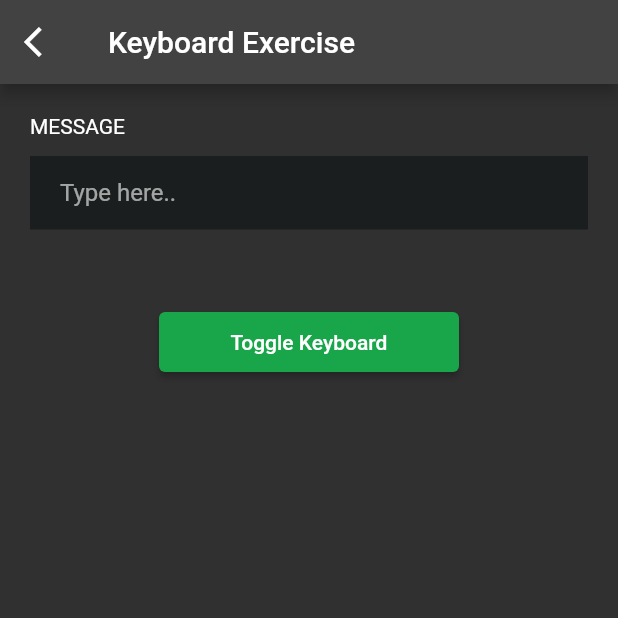
After one commit to o2range004/UBX-Test, a Flutter app: the ToggleKeyboardScreen screen opened directly, on a phone screen of 412 x 824 dp, the top half of it. The commit adds this screen. Run offline on Flutter 3.47's test engine with Material 2 defaults, Android fonts, the phone set to English and light mode, and no system bars; network calls fail.

```diff
--- a/login_page_app/lib/components/Keyboard/custom_keyboard.dart
+++ b/login_page_app/lib/components/Keyboard/custom_keyboard.dart
@@ -59,7 +59,6 @@ class CustomKeyboard extends StatelessWidget {
     return Container(
       height: 160,
       width: double.infinity,
-      //constraints: BoxConstraints(maxWidth: 500),
       color: Color(0xFF252526),
       child: Column(
         children: [
--- a/login_page_app/lib/components/form_button.dart
+++ b/login_page_app/lib/components/form_button.dart
@@ -2,18 +2,25 @@ import 'package:flutter/material.dart';
 import 'package:login_page_app/constants.dart';
 
 class FormButton extends StatelessWidget {
-  //const FormButton{Key? key}) : super(key: key);
   final String buttonText;
   final VoidCallback clickhandler;
+  final double height;
+  final double width;
 
-  FormButton(this.buttonText, this.clickhandler);
+  const FormButton({
+    Key? key,
+    required this.buttonText,
+    required this.clickhandler,
+    required this.height,
+    required this.width,
+  }) : super(key: key);
 
   @override
   Widget build(BuildContext context) {
     return Container(
       margin: const EdgeInsets.only(top: 27),
-      width: double.infinity,
-      height: 60,
+      width: width,
+      height: height,
       child: ElevatedButton(
         style: ElevatedButton.styleFrom(
           primary: buttonPrimaryColor,
--- a/login_page_app/lib/components/login_form.dart
+++ b/login_page_app/lib/components/login_form.dart
@@ -87,7 +87,7 @@ class LoginForm extends StatelessWidget {
                   maxLinesHandler: 1,
                 ),
 
-                TextLink("Forgot Password?"),
+                const TextLink(textHandler: "Forgot Password?"),
               ],
             ),
           ),
--- a/login_page_app/lib/screens/redirect_screen.dart
+++ b/login_page_app/lib/screens/redirect_screen.dart
@@ -3,10 +3,11 @@ import 'package:login_page_app/constants.dart';
 import 'package:login_page_app/screens/login_screen.dart';
 
 class RedirectScreen extends StatelessWidget {
-  //const RedirectScreen({Key? key}) : super(key: key)
+
   final String textHandler;
 
-  const RedirectScreen(this.textHandler);
+  const RedirectScreen({Key? key, required this.textHandler}) : super(key: key);
+  //const RedirectScreen(this.textHandler);
 
   @override
   Widget build(BuildContext context) {
--- /dev/null
+++ b/login_page_app/lib/screens/toggle_keyboard_screen.dart
@@ -0,0 +1,215 @@
+import 'package:flutter/material.dart';
+import 'package:flutter/services.dart';
+import 'package:login_page_app/components/Keyboard/custom_keyboard.dart';
+import 'package:login_page_app/components/form_button.dart';
+import 'package:login_page_app/components/input_field.dart';
+import 'package:login_page_app/screens/home_screen.dart';
+
+class ToggleKeyboardScreen extends StatefulWidget {
+  const ToggleKeyboardScreen({Key? key}) : super(key: key);
+
+  @override
+  State<ToggleKeyboardScreen> createState() => _ToggleKeyboardScreenState();
+}
+
+class _ToggleKeyboardScreenState extends State<ToggleKeyboardScreen> {
+  bool isKeyboardShown = false;
+  bool isKeyboardLowerCase = true;
+  final textFieldController = TextEditingController();
+  final TextInputFormatter singleLineFormatter =
+      FilteringTextInputFormatter.deny('\n');
+  late FocusNode messageFocusNode;
+  OverlayEntry? entry;
+
+  @override
+  void initState() {
+    super.initState();
+    messageFocusNode = FocusNode();
+  }
+
+  void toggleKeyboard() {
+    messageFocusNode.requestFocus();
+    setState(() {
+      isKeyboardShown = !isKeyboardShown;
+    });
+    /*entry = OverlayEntry(
+      builder: (context) => Positioned(
+        left: 20,
+        top: 40,
+        child: CustomKeyboard(
+            onTextInput: (myText) {
+              insertTextMessage(myText);
+            },
+            onBackspace: backspace,
+            onAddspace: addspace,
+            onShift: toggleShift,
+            onEnter: addNewline,
+            isKeyboardLowerCase: isKeyboardLowerCase,
+          ),
+      ),
+    );
+
+    final overlay = Overlay.of(context)!;
+    overlay.insert(entry!);*/
+  }
+
+  String? validateMessage(value) {
+    if (value != null && value.length > 0) {
+      return null;
+    } else {
+      return "Please type your message.";
+    }
+  }
+
+  void insertTextMessage(String myText) {
+    final text = textFieldController.text;
+    final textSelection = textFieldController.selection;
+    final newText = text.replaceRange(
+      textSelection.start,
+      textSelection.end,
+      myText,
+    );
+    final myTextLength = myText.length;
+    textFieldController.text = newText;
+    textFieldController.selection = textSelection.copyWith(
+      baseOffset: textSelection.start + myTextLength,
+      extentOffset: textSelection.start + myTextLength,
+    );
+  }
+
+  void addspace() {
+    final text = textFieldController.text;
+    final textSelection = textFieldController.selection;
+    final newText = text.replaceRange(
+      textSelection.start,
+      textSelection.end,
+      " ",
+    );
+    const myTextLength = 1;
+    textFieldController.text = newText;
+    textFieldController.selection = textSelection.copyWith(
+      baseOffset: textSelection.start + myTextLength,
+      extentOffset: textSelection.start + myTextLength,
+    );
+  }
+
+  void backspace() {
+    final text = textFieldController.text;
+    final textSelection = textFieldController.selection;
+    final selectionLength = textSelection.end - textSelection.start;
+    if (selectionLength > 0) {
+      final newText = text.replaceRange(
+        textSelection.start,
+        textSelection.end,
+        '',
+      );
+      textFieldController.text = newText;
+      textFieldController.selection = textSelection.copyWith(
+        baseOffset: textSelection.start,
+        extentOffset: textSelection.start,
+      );
+      return;
+    }
+    // The cursor is at the beginning.
+    if (textSelection.start == 0) {
+      return;
+    }
+    // Delete the previous character
+    final previousCodeUnit = text.codeUnitAt(textSelection.start - 1);
+    final offset = _isUtf16Surrogate(previousCodeUnit) ? 2 : 1;
+    final newStart = textSelection.start - offset;
+    final newEnd = textSelection.start;
+    final newText = text.replaceRange(
+      newStart,
+      newEnd,
+      '',
+    );
+    textFieldController.text = newText;
+    textFieldController.selection = textSelection.copyWith(
+      baseOffset: newStart,
+      extentOffset: newStart,
+    );
+  }
+
+  void addNewline() {
+    final text = textFieldController.text;
+    int cursorPos = textFieldController.selection.base.offset;
+    final textSelection = textFieldController.selection;
+    final newText = text.replaceRange(
+      textSelection.start,
+      textSelection.end,
+      "\n",
+    );
+    textFieldController.text = newText;
+    textFieldController.selection =
+        TextSelection.fromPosition(TextPosition(offset: cursorPos + 1));
+  }
+
+  void toggleShift() {
+    setState(() {
+      isKeyboardLowerCase = !isKeyboardLowerCase;
+    });
+  }
+
+  bool _isUtf16Surrogate(int value) {
+    return value & 0xF800 == 0xD800;
+  }
+
+  @override
+  Widget build(BuildContext context) {
+    return Scaffold(
+      resizeToAvoidBottomInset: false,
+      appBar: AppBar(
+        title: const Text(
+          "Keyboard Exercise",
+        ),
+        leading: GestureDetector(
+          onTap: () => Navigator.pop(context),
+          child: const Icon(Icons.arrow_back_ios),
+        ),
+      ),
+      body: SingleChildScrollView(
+        padding: const EdgeInsets.all(20),
+        child: Column(
+          crossAxisAlignment: CrossAxisAlignment.center,
+          mainAxisAlignment: MainAxisAlignment.spaceBetween,
+          children: [
+            InputField(
+              labelText: "Message",
+              hintTextHandler: "Type here..",
+              inputController: textFieldController,
+              validateHandler: validateMessage,
+              textxInputType: TextInputType.none,
+              isObscure: false,
+              isAHiddenField: false,
+              isCursorshown: true,
+              isReadOnly: true,
+              maxLinesHandler: 5,
+              focusNodeHandler: messageFocusNode,
+              isEnabled: true,
+            ),
+            Visibility(
+              visible: isKeyboardShown,
+              child: CustomKeyboard(
+                onTextInput: (myText) {
+                  insertTextMessage(myText);
+                },
+                onBackspace: backspace,
+                onAddspace: addspace,
+                onShift: toggleShift,
+                onEnter: addNewline,
+                isKeyboardLowerCase: isKeyboardLowerCase,
+                computedWidth: (MediaQuery.of(context).size.width - 80) / 10,
+              ),
+            ),
+            FormButton(
+                buttonText: "Toggle Keyboard",
+                clickhandler: toggleKeyboard,
+                height: 40,
+                width: 200),
+          ],
+        ),
+      ),
+    );
+  }
+}
--- a/login_page_app/pubspec.yaml
+++ b/login_page_app/pubspec.yaml
@@ -34,6 +34,8 @@ dependencies:
   # The following adds the Cupertino Icons font to your application.
   # Use with the CupertinoIcons class for iOS style icons.
   cupertino_icons: ^1.0.2
+  shared_preferences: ^2.0.15
+  http: ^0.13.5
 
 dev_dependencies:
   flutter_test:
```
Also changed, not shown: login_page_app/lib/components/MyAnimeList/anime_page.dart (added, +64 -0 lines), login_page_app/lib/components/text_link.dart (+8 -2 lines), login_page_app/lib/model/animelistmodel.dart (added, +32 -0 lines), login_page_app/lib/screens/home_screen.dart (+15 -181 lines), login_page_app/lib/screens/login_screen.dart (+11 -5 lines), login_page_app/lib/screens/search_myanimelist_screen.dart (added, +125 -0 lines), login_page_app/lib/services/api_service.dart (added, +18 -0 lines), login_page_app/lib/services/shared_storage.dart (added), login_page_app/pubspec.lock, 10 other files.
